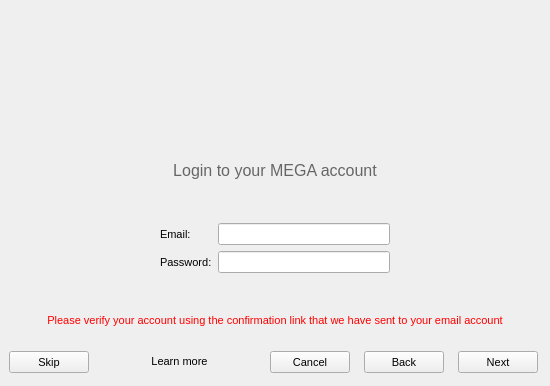
Old version of the form src/MEGASync/gui/macx/SetupWizard.ui in the repository meganz/MEGAsync.
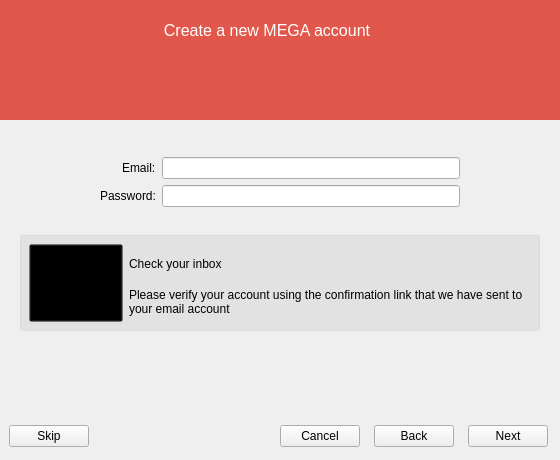
New version of the form. The open tabs and pages were chosen to show the change. Icons and pictures are not drawn. Custom widgets are drawn as their Qt base class.

Commit message: Initial commit: - Apply new style to all steps - New password strength - New assets

The edit to the form file:
```diff
--- a/src/MEGASync/gui/macx/SetupWizard.ui
+++ b/src/MEGASync/gui/macx/SetupWizard.ui
@@ -6,84 +6,42 @@
    <rect>
     <x>0</x>
     <y>0</y>
-    <width>550</width>
-    <height>386</height>
+    <width>560</width>
+    <height>460</height>
    </rect>
   </property>
   <property name="minimumSize">
    <size>
-    <width>550</width>
-    <height>386</height>
+    <width>560</width>
+    <height>460</height>
    </size>
   </property>
   <property name="maximumSize">
    <size>
-    <width>550</width>
-    <height>386</height>
+    <width>581</width>
+    <height>460</height>
    </size>
   </property>
   <property name="windowTitle">
    <string>Setup Assistant - MEGAsync</string>
   </property>
   <property name="styleSheet">
-   <string notr="true">QWidget
-{
-font-size: 11px;
-}
-
-QCheckBox::indicator {
-     width: 16px;
-     height: 16px;
- }
-
-QRadioButton::indicator {
-     width: 22px;
-     height: 22px;
-	
- }
-
-QScrollBar:horizontal {
-height: 16px;
-}
-
-QPushButton
-{
-    min-height: 14px;
-	height: 14px;
-}
-
-
-#sPages
-{
-	background-image: url(://images/background.png);
-}
-
-#lVerify
-{
-	color: red;
-}
-
-#wAdvancedSetup, #wTypicalSetup
-{
-	background: transparent;
-}
-
-#lTypicalDesc, #lAdvancedDesc
+   <string notr="true">#lTypicalDesc, #lAdvancedDesc
 {
 	font-size:13px; 
 	color:#666666;
 }
 
-#label, #label_2, #label_6, #lFinalMegaFolderIntro, #bFinalLocalFolder, #bFinalMegaFolder
+#wHeader
 {
-	font-size:13px; 
+    background-color: #E2574C;
 }
 
-#lTypicalHeader, #lAdvancedHeader
+#lHeader
 {
-	font-size:21px; 
-	font-weight:600; 
-	color:#333333;
+   font-family: &quot;Montserrat&quot;;
+   font-size: 16px;
+   color: #ffffff;
 }
 
 #lProgress
@@ -92,12 +50,6 @@
     font-weight: bold;
 }
 
-#lSetupType, #lAdvancedSetup, #lWelcome, #lLogin, #lCreateAccount
-{
-font-size: 16px;
-font-weight: bold;
-}
-
 #cAgreeWithTerms
 {
 	margin-left: -2px;
@@ -109,27 +61,9 @@
 	margin-left: -3px;
 }
 
-#pBCreateAccountHeader
+#bCurrentStep
 {
 	border:none;
-	
-}
-
-#lWelcome
-{
-font-size:20px;
-font: &quot;Helvetica&quot;;
-font-weight: normal;
-color: #666666;
-margin-bottom: 9px;
-}
-
-#label_2, #label_6, #lFinalMegaFolderIntro
-{
-	font: &quot;Helvetica&quot;;
-	font-size: 13px;
-	font-weight: normal;
-	color: #666666;
 }
 
 #lAdditionalSyncs
@@ -140,18 +74,12 @@
 	color: #666666;
 }
 
-#lCreateAccount, #lProgress, #lSetupType, #lAdvancedSetup
+#lProgress, #lAdvancedSetup
 {
 	font: &quot;Helvetica&quot;;
 	font-weight: normal;
 	color: #666666;
 	font-size:20px;
-}
-#lLogin
-{
-	font: &quot;Helvetica&quot;;
-	font-weight: normal;
-	color: #666666;
 }</string>
   </property>
   <layout class="QVBoxLayout" name="verticalLayout">
@@ -170,10 +98,226 @@
    <property name="bottomMargin">
     <number>0</number>
    </property>
+   <item>
+    <widget class="QWidget" name="wHeader" native="true">
+     <property name="minimumSize">
+      <size>
+       <width>0</width>
+       <height>120</height>
+      </size>
+     </property>
+     <property name="maximumSize">
+      <size>
+       <width>16777215</width>
+       <height>120</height>
+      </size>
+     </property>
+     <layout class="QVBoxLayout" name="verticalLayout_14">
+      <property name="leftMargin">
+       <number>0</number>
+      </property>
+      <property name="topMargin">
+       <number>0</number>
+      </property>
+      <property name="rightMargin">
+       <number>0</number>
+      </property>
+      <item>
+       <widget class="QWidget" name="widget_5" native="true">
+        <layout class="QHBoxLayout" name="horizontalLayout_7">
+         <property name="spacing">
+          <number>-1</number>
+         </property>
+         <property name="leftMargin">
+          <number>0</number>
+         </property>
+         <property name="topMargin">
+          <number>0</number>
+         </property>
+         <property name="rightMargin">
+          <number>0</number>
+         </property>
+         <property name="bottomMargin">
+          <number>0</number>
+         </property>
+         <item>
+          <spacer name="horizontalSpacer_3">
+           <property name="orientation">
+            <enum>Qt::Horizontal</enum>
+           </property>
+           <property name="sizeHint" stdset="0">
+            <size>
+             <width>2</width>
+             <height>20</height>
+            </size>
+           </property>
+          </spacer>
+         </item>
+         <item>
+          <widget class="QLabel" name="lHeader">
+           <property name="minimumSize">
+            <size>
+             <width>0</width>
+             <height>19</height>
+            </size>
+           </property>
+           <property name="maximumSize">
+            <size>
+             <width>16777215</width>
+             <height>19</height>
+            </size>
+           </property>
+           <property name="text">
+            <string>Create a new MEGA account</string>
+           </property>
+           <property name="alignment">
+            <set>Qt::AlignCenter</set>
+           </property>
+          </widget>
+         </item>
+         <item>
+          <widget class="CocoaHelpButton" name="wHelp" native="true">
+           <property name="sizePolicy">
+            <sizepolicy hsizetype="Fixed" vsizetype="Preferred">
+             <horstretch>0</horstretch>
+             <verstretch>0</verstretch>
+            </sizepolicy>
+           </property>
+           <property name="minimumSize">
+            <size>
+             <width>20</width>
+             <height>20</height>
+            </size>
+           </property>
+           <property name="maximumSize">
+            <size>
+             <width>20</width>
+             <height>20</height>
+            </size>
+           </property>
+          </widget>
+         </item>
+         <item>
+          <spacer name="horizontalSpacer_4">
+           <property name="orientation">
+            <enum>Qt::Horizontal</enum>
+           </property>
+           <property name="sizeHint" stdset="0">
+            <size>
+             <width>2</width>
+             <height>20</height>
+            </size>
+           </property>
+          </spacer>
+         </item>
+        </layout>
+       </widget>
+      </item>
+      <item>
+       <widget class="QWidget" name="wCountStep" native="true">
+        <property name="minimumSize">
+         <size>
+          <width>0</width>
+          <height>44</height>
+         </size>
+        </property>
+        <property name="maximumSize">
+         <size>
+          <width>16777215</width>
+          <height>44</height>
+         </size>
+        </property>
+        <layout class="QHBoxLayout" name="horizontalLayout">
+         <property name="spacing">
+          <number>0</number>
+         </property>
+         <property name="leftMargin">
+          <number>0</number>
+         </property>
+         <property name="topMargin">
+          <number>0</number>
+         </property>
+         <property name="rightMargin">
+          <number>0</number>
+         </property>
+         <property name="bottomMargin">
+          <number>0</number>
+         </property>
+         <item>
+          <spacer name="horizontalSpacer_2">
+           <property name="orientation">
+            <enum>Qt::Horizontal</enum>
+           </property>
+           <property name="sizeHint" stdset="0">
+            <size>
+             <width>3</width>
+             <height>20</height>
+            </size>
+           </property>
+          </spacer>
+         </item>
+         <item>
+          <widget class="QPushButton" name="bCurrentStep">
+           <property name="minimumSize">
+            <size>
+             <width>512</width>
+             <height>0</height>
+            </size>
+           </property>
+           <property name="maximumSize">
+            <size>
+             <width>512</width>
+             <height>44</height>
+            </size>
+           </property>
+           <property name="text">
+            <string/>
+           </property>
+           <property name="icon">
+            <iconset>
+             <normalon>:/images/setup_step1.png</normalon>
+            </iconset>
+           </property>
+           <property name="iconSize">
+            <size>
+             <width>512</width>
+             <height>44</height>
+            </size>
+           </property>
+          </widget>
+         </item>
+         <item>
+          <spacer name="horizontalSpacer">
+           <property name="orientation">
+            <enum>Qt::Horizontal</enum>
+           </property>
+           <property name="sizeHint" stdset="0">
+            <size>
+             <width>21</width>
+             <height>20</height>
+            </size>
+           </property>
+          </spacer>
+         </item>
+        </layout>
+       </widget>
+      </item>
+     </layout>
+    </widget>
+   </item>
    <item>
     <widget class="QStackedWidget" name="sPages">
-     <property name="styleSheet">
-      <string notr="true">background-image: url(&quot;:/images/background.png&quot;);</string>
+     <property name="minimumSize">
+      <size>
+       <width>0</width>
+       <height>290</height>
+      </size>
+     </property>
+     <property name="maximumSize">
+      <size>
+       <width>16777215</width>
+       <height>16777215</height>
+      </size>
      </property>
      <property name="currentIndex">
       <number>6</number>
@@ -510,7 +654,7 @@
       </property>
       <layout class="QVBoxLayout" name="verticalLayout_4">
        <property name="spacing">
-        <number>5</number>
+        <number>19</number>
        </property>
        <property name="leftMargin">
         <number>20</number>
@@ -521,73 +665,6 @@
        <property name="rightMargin">
         <number>20</number>
        </property>
-       <item>
-        <widget class="QToolButton" name="toolButton">
-         <property name="sizePolicy">
-          <sizepolicy hsizetype="Minimum" vsizetype="Fixed">
-           <horstretch>0</horstretch>
-           <verstretch>0</verstretch>
-          </sizepolicy>
-         </property>
-         <property name="focusPolicy">
-          <enum>Qt::NoFocus</enum>
-         </property>
-         <property name="styleSheet">
-          <string notr="true">border: none;
-</string>
-         </property>
-         <property name="text">
-          <string/>
-         </property>
-         <property name="icon">
-          <iconset resource="../Resources_macx.qrc">
-           <normaloff>:/images/app_128.png</normaloff>:/images/app_128.png</iconset>
-         </property>
-         <property name="iconSize">
-          <size>
-           <width>128</width>
-           <height>128</height>
-          </size>
-         </property>
-        </widget>
-       </item>
-       <item>
-        <widget class="QLabel" name="lLogin">
-         <property name="font">
-          <font>
-           <pointsize>-1</pointsize>
-           <weight>50</weight>
-           <italic>false</italic>
-           <bold>false</bold>
-          </font>
-         </property>
-         <property name="focusPolicy">
-          <enum>Qt::StrongFocus</enum>
-         </property>
-         <property name="styleSheet">
-          <string notr="true"/>
-         </property>
-         <property name="text">
-          <string>Login to your MEGA account</string>
-         </property>
-         <property name="alignment">
-          <set>Qt::AlignCenter</set>
-         </property>
-        </widget>
-       </item>
-       <item>
-        <spacer name="verticalSpacer_3">
-         <property name="orientation">
-          <enum>Qt::Vertical</enum>
-         </property>
-         <property name="sizeHint" stdset="0">
-          <size>
-           <width>20</width>
-           <height>40</height>
-          </size>
-         </property>
-        </spacer>
-       </item>
        <item>
         <widget class="QWidget" name="wLoginForm" native="true">
          <property name="styleSheet">
@@ -598,16 +675,16 @@
            <enum>QFormLayout::AllNonFixedFieldsGrow</enum>
           </property>
           <property name="labelAlignment">
-           <set>Qt::AlignLeading|Qt::AlignLeft|Qt::AlignVCenter</set>
+           <set>Qt::AlignRight|Qt::AlignTrailing|Qt::AlignVCenter</set>
           </property>
           <property name="leftMargin">
-           <number>140</number>
+           <number>80</number>
           </property>
           <property name="topMargin">
            <number>12</number>
           </property>
           <property name="rightMargin">
-           <number>140</number>
+           <number>80</number>
           </property>
           <item row="1" column="0">
            <widget class="QLabel" name="lLoginEmail">
@@ -643,6 +720,99 @@
          </layout>
         </widget>
        </item>
+       <item>
+        <widget class="QWidget" name="wCheckInbox" native="true">
+         <property name="minimumSize">
+          <size>
+           <width>0</width>
+           <height>96</height>
+          </size>
+         </property>
+         <property name="maximumSize">
+          <size>
+           <width>16777215</width>
+           <height>96</height>
+          </size>
+         </property>
+         <property name="styleSheet">
+          <string notr="true">#wCheckInbox
+{ 
+background-color: #E2E2E2;
+ border-radius: 3px;
+ border: 1px solid rgba(0, 0, 0, 5%);
+ padding: 40px 40px 40px 40px;
+}</string>
+         </property>
+         <layout class="QHBoxLayout" name="horizontalLayout_6">
+          <item>
+           <widget class="QPushButton" name="bCheckInbox">
+            <property name="minimumSize">
+             <size>
+              <width>94</width>
+              <height>0</height>
+             </size>
+            </property>
+            <property name="maximumSize">
+             <size>
+              <width>94</width>
+              <height>94</height>
+             </size>
+            </property>
+            <property name="text">
+             <string/>
+            </property>
+           </widget>
+          </item>
+          <item>
+           <widget class="QWidget" name="wCheckInboxDesc" native="true">
+            <layout class="QVBoxLayout" name="verticalLayout_15">
+             <property name="spacing">
+              <number>0</number>
+             </property>
+             <property name="leftMargin">
+              <number>0</number>
+             </property>
+             <property name="topMargin">
+              <number>0</number>
+             </property>
+             <property name="rightMargin">
+              <number>0</number>
+             </property>
+             <property name="bottomMargin">
+              <number>0</number>
+             </property>
+             <item>
+              <widget class="QLabel" name="lCheckInbox">
+               <property name="text">
+                <string>Check your inbox</string>
+               </property>
+              </widget>
+             </item>
+             <item>
+              <widget class="QLabel" name="lCheckInboxDesc">
+               <property name="font">
+                <font/>
+               </property>
+               <property name="focusPolicy">
+                <enum>Qt::StrongFocus</enum>
+               </property>
+               <property name="text">
+                <string>Please verify your account using the confirmation link that we have sent to your email account</string>
+               </property>
+               <property name="alignment">
+                <set>Qt::AlignLeading|Qt::AlignLeft|Qt::AlignVCenter</set>
+               </property>
+               <property name="wordWrap">
+                <bool>true</bool>
+               </property>
+              </widget>
+             </item>
+            </layout>
+           </widget>
+          </item>
+         </layout>
+        </widget>
+       </item>
        <item>
         <spacer name="vsLogin">
          <property name="orientation">
@@ -656,27 +826,6 @@
          </property>
         </spacer>
        </item>
-       <item>
-        <widget class="QLabel" name="lVerify">
-         <property name="font">
-          <font>
-           <pointsize>-1</pointsize>
-          </font>
-         </property>
-         <property name="focusPolicy">
-          <enum>Qt::StrongFocus</enum>
-         </property>
-         <property name="text">
-          <string>Please verify your account using the confirmation link that we have sent to your email account</string>
-         </property>
-         <property name="alignment">
-          <set>Qt::AlignCenter</set>
-         </property>
-         <property name="wordWrap">
-          <bool>true</bool>
-         </property>
-        </widget>
-       </item>
       </layout>
      </widget>
      <widget class="QWidget" name="pProgress">
@@ -1624,41 +1773,6 @@
         </property>
        </widget>
       </item>
-      <item>
-       <spacer name="hsButtons">
-        <property name="orientation">
-         <enum>Qt::Horizontal</enum>
-        </property>
-        <property name="sizeHint" stdset="0">
-         <size>
-          <width>40</width>
-          <height>20</height>
-         </size>
-        </property>
-       </spacer>
-      </item>
-      <item>
-       <widget class="QLabel" name="lLearnMore">
-        <property name="sizePolicy">
-         <sizepolicy hsizetype="MinimumExpanding" vsizetype="Preferred">
-          <horstretch>0</horstretch>
-          <verstretch>0</verstretch>
-         </sizepolicy>
-        </property>
-        <property name="text">
-         <string>Learn more</string>
-        </property>
-        <property name="textFormat">
-         <enum>Qt::RichText</enum>
-        </property>
-        <property name="alignment">
-         <set>Qt::AlignCenter</set>
-        </property>
-        <property name="openExternalLinks">
-         <bool>true</bool>
-        </property>
-       </widget>
-      </item>
       <item>
        <spacer name="hsButtonsRight">
         <property name="orientation">
@@ -1698,6 +1812,14 @@
    </item>
   </layout>
  </widget>
+ <customwidgets>
+  <customwidget>
+   <class>CocoaHelpButton</class>
+   <extends>QWidget</extends>
+   <header location="global">CocoaHelpButton.h</header>
+   <container>1</container>
+  </customwidget>
+ </customwidgets>
  <tabstops>
   <tabstop>rHaveAccount</tabstop>
   <tabstop>rDontHaveAccount</tabstop>
```
Left out of the diff: 570 changed lines with no effect on the pictures. The commit also changes 21 other files.
